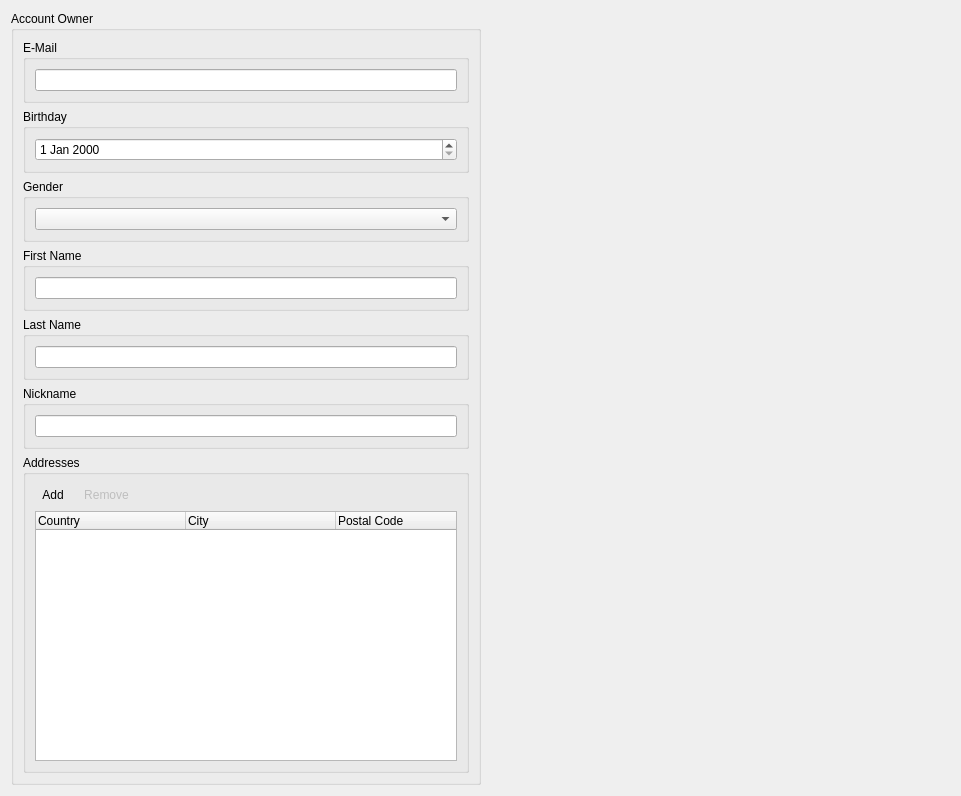
Before: the Qt Designer form Include/imtauthgui/CContactInfoEditorComp.ui in ImagingTools/ImtCore, drawn with Qt 5.
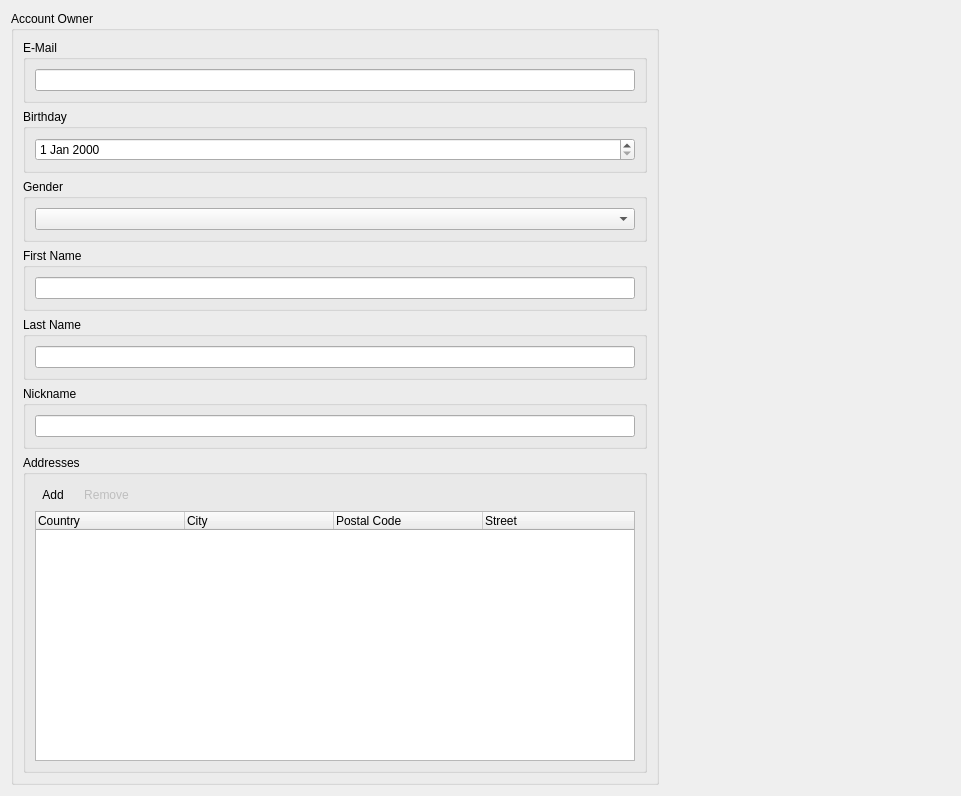
After: the same form once the commit is applied. Icons and pictures are not drawn.

Diff of the .ui file:
```diff
--- a/Include/imtauthgui/CContactInfoEditorComp.ui
+++ b/Include/imtauthgui/CContactInfoEditorComp.ui
@@ -42,120 +42,120 @@
         </property>
         <item>
          <widget class="QGroupBox" name="EMailGroup">
-          <property name="minimumSize">
-           <size>
-            <width>400</width>
-            <height>0</height>
-           </size>
-          </property>
           <property name="title">
            <string>E-Mail</string>
           </property>
           <layout class="QVBoxLayout" name="verticalLayout_4">
            <item>
-            <widget class="QLineEdit" name="EMailEdit"/>
+            <widget class="QLineEdit" name="EMailEdit">
+             <property name="minimumSize">
+              <size>
+               <width>600</width>
+               <height>0</height>
+              </size>
+             </property>
+            </widget>
            </item>
           </layout>
          </widget>
         </item>
         <item>
          <widget class="QGroupBox" name="BirthdayGroup">
-          <property name="minimumSize">
-           <size>
-            <width>400</width>
-            <height>0</height>
-           </size>
-          </property>
           <property name="title">
            <string>Birthday</string>
           </property>
           <layout class="QVBoxLayout" name="verticalLayout_3">
            <item>
-            <widget class="QDateEdit" name="BirthdayEdit"/>
+            <widget class="QDateEdit" name="BirthdayEdit">
+             <property name="minimumSize">
+              <size>
+               <width>600</width>
+               <height>0</height>
+              </size>
+             </property>
+            </widget>
            </item>
           </layout>
          </widget>
         </item>
         <item>
          <widget class="QGroupBox" name="GenderGroup">
-          <property name="minimumSize">
-           <size>
-            <width>400</width>
-            <height>0</height>
-           </size>
-          </property>
           <property name="title">
            <string>Gender</string>
           </property>
           <layout class="QVBoxLayout" name="verticalLayout_4">
            <item>
-            <widget class="QComboBox" name="GenderCombo"/>
+            <widget class="QComboBox" name="GenderCombo">
+             <property name="minimumSize">
+              <size>
+               <width>600</width>
+               <height>0</height>
+              </size>
+             </property>
+            </widget>
            </item>
           </layout>
          </widget>
         </item>
         <item>
          <widget class="QGroupBox" name="FirstNameGroup">
-          <property name="minimumSize">
-           <size>
-            <width>400</width>
-            <height>0</height>
-           </size>
-          </property>
           <property name="title">
            <string>First Name</string>
           </property>
           <layout class="QVBoxLayout" name="verticalLayout_2">
            <item>
-            <widget class="QLineEdit" name="FirstNameEdit"/>
+            <widget class="QLineEdit" name="FirstNameEdit">
+             <property name="minimumSize">
+              <size>
+               <width>600</width>
+               <height>0</height>
+              </size>
+             </property>
+            </widget>
            </item>
           </layout>
          </widget>
         </item>
         <item>
          <widget class="QGroupBox" name="LastNameGroup">
-          <property name="minimumSize">
-           <size>
-            <width>400</width>
-            <height>0</height>
-           </size>
-          </property>
           <property name="title">
            <string>Last Name</string>
           </property>
           <layout class="QVBoxLayout" name="verticalLayout_5">
            <item>
-            <widget class="QLineEdit" name="LastNameEdit"/>
+            <widget class="QLineEdit" name="LastNameEdit">
+             <property name="minimumSize">
+              <size>
+               <width>600</width>
+               <height>0</height>
+              </size>
+             </property>
+            </widget>
            </item>
           </layout>
          </widget>
         </item>
         <item>
          <widget class="QGroupBox" name="NicknameGroup">
-          <property name="minimumSize">
-           <size>
-            <width>400</width>
-            <height>0</height>
-           </size>
-          </property>
           <property name="title">
            <string>Nickname</string>
           </property>
           <layout class="QVBoxLayout" name="verticalLayout_6">
            <item>
-            <widget class="QLineEdit" name="NicknameEdit"/>
+            <widget class="QLineEdit" name="NicknameEdit">
+             <property name="minimumSize">
+              <size>
+               <width>600</width>
+               <height>0</height>
+              </size>
+             </property>
+            </widget>
            </item>
           </layout>
          </widget>
         </item>
         <item>
          <widget class="QGroupBox" name="AddressesGroup">
-          <property name="minimumSize">
-           <size>
-            <width>400</width>
-            <height>0</height>
-           </size>
-          </property>
           <property name="title">
            <string>Addresses</string>
           </property>
@@ -212,7 +212,7 @@
             <widget class="QTreeWidget" name="Addresses">
              <property name="minimumSize">
               <size>
-               <width>0</width>
+               <width>600</width>
                <height>250</height>
               </size>
              </property>
@@ -223,7 +223,7 @@
               <number>0</number>
              </property>
              <attribute name="headerDefaultSectionSize">
-              <number>150</number>
+              <number>149</number>
              </attribute>
              <column>
               <property name="text">
@@ -240,6 +240,11 @@
                <string>Postal Code</string>
               </property>
              </column>
+             <column>
+              <property name="text">
+               <string>Street</string>
+              </property>
+             </column>
             </widget>
            </item>
           </layout>
```
